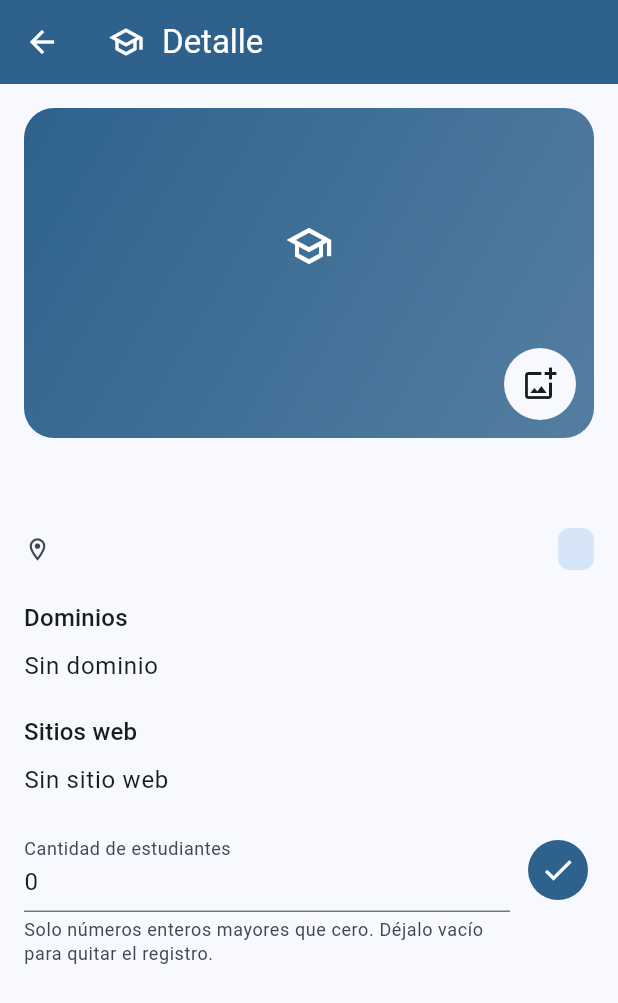
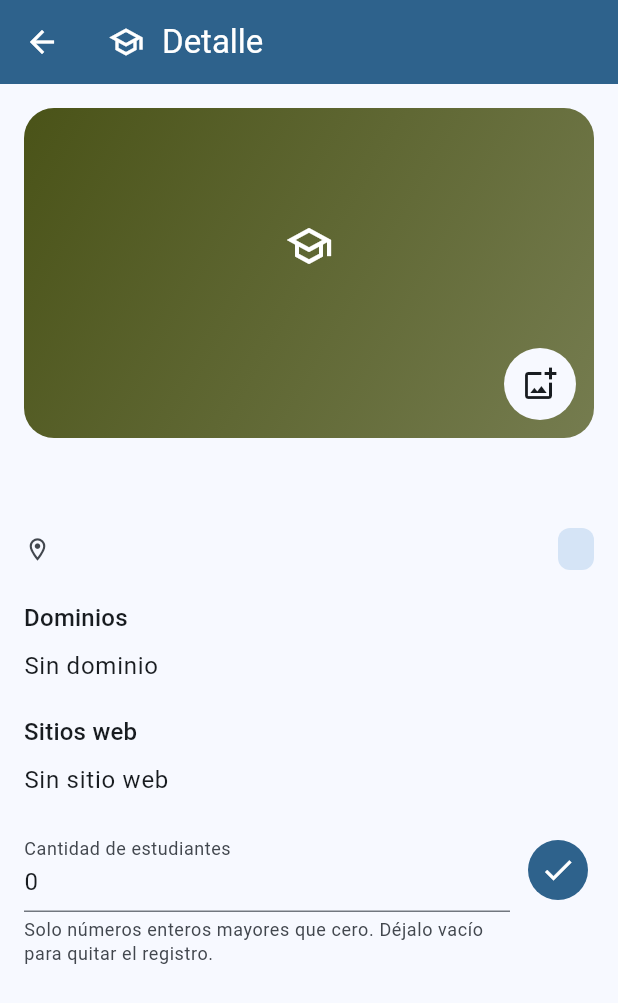
Before and after one commit to YonierVasquezMarin/universities_app, a Flutter app: the UniversityDetailPage screen opened directly with empty values, on a phone screen of 412 x 824 dp. Shown: the top 1003 px of the screen. Run offline on Flutter 3.47's test engine with Material 3 defaults, Android fonts, the phone set to English and light mode, and no system bars; our stand-ins replace image_picker; network calls fail.

Commit message:
feat(university_image_banner): mejorar el componente de banner de imagen de universidad con soporte para colores de marcador y letras acentuadas

```diff
--- a/lib/widgets/university_image_banner.dart
+++ b/lib/widgets/university_image_banner.dart
@@ -29,6 +29,54 @@ class _UniversityImageBannerState extends State<UniversityImageBanner> {
   static const double _compactIconGap = 4;
   static const double _iconSize = 32;
   static const double _iconGap = 8;
+  static const double _gradientLightenAmount = 0.24;
+  static const int _fallbackColorGroupIndex = 7;
+  static const Color _placeholderForeground = Colors.white;
+  static const List<String> _letterGroups = [
+    'ABC',
+    'DEF',
+    'GHI',
+    'JKL',
+    'MNO',
+    'PQR',
+    'STU',
+    'VWXYZ',
+  ];
+  static const List<Color> _placeholderBaseColors = [
+    Color(0xFF146C43),
+    Color(0xFF0E6A62),
+    Color(0xFF8A5A12),
+    Color(0xFF8C3E1A),
+    Color(0xFF8A2E48),
+    Color(0xFF5C3478),
+    Color(0xFF722433),
+    Color(0xFF4A5318),
+  ];
+  static const Map<String, String> _accentedLetters = {
+    'Á': 'A',
+    'À': 'A',
+    'Â': 'A',
+    'Ä': 'A',
+    'Ã': 'A',
+    'É': 'E',
+    'È': 'E',
+    'Ê': 'E',
+    'Ë': 'E',
+    'Í': 'I',
+    'Ì': 'I',
+    'Î': 'I',
+    'Ï': 'I',
+    'Ó': 'O',
+    'Ò': 'O',
+    'Ô': 'O',
+    'Ö': 'O',
+    'Õ': 'O',
+    'Ú': 'U',
+    'Ù': 'U',
+    'Û': 'U',
+    'Ü': 'U',
+    'Ñ': 'N',
+  };
 
   final UniversityImageStorageService _imageStorageService =
       UniversityImageStorageService();
@@ -199,26 +247,71 @@ class _UniversityImageBannerState extends State<UniversityImageBanner> {
   Widget _buildPlaceholder(BuildContext context) {
     return Stack(
       fit: StackFit.expand,
-      children: [_buildGradient(context), _buildIdentity(context)],
+      children: [_buildGradient(), _buildIdentity(context)],
     );
   }
 
-  Widget _buildGradient(BuildContext context) {
+  Widget _buildGradient() {
     return DecoratedBox(
       decoration: BoxDecoration(
         gradient: LinearGradient(
           begin: Alignment.topLeft,
           end: Alignment.bottomRight,
-          colors: _buildGradientColors(context),
+          colors: _buildGradientColors(),
         ),
       ),
     );
   }
 
-  List<Color> _buildGradientColors(BuildContext context) {
-    final primary = Theme.of(context).colorScheme.primary;
-    final softenedPrimary = Color.lerp(primary, Colors.white, 0.18) ?? primary;
-    return [primary, softenedPrimary];
+  List<Color> _buildGradientColors() {
+    final baseColor = _readPlaceholderBaseColor();
+    final softenedColor = _softenPlaceholderColor(baseColor);
+    return [baseColor, softenedColor];
+  }
+
+  Color _readPlaceholderBaseColor() {
+    final groupIndex = _readColorGroupIndex();
+    return _placeholderBaseColors[groupIndex];
+  }
+
+  int _readColorGroupIndex() {
+    final letter = _readNormalizedInitial();
+    for (var index = 0; index < _letterGroups.length; index++) {
+      if (_groupContainsLetter(_letterGroups[index], letter)) {
+        return index;
+      }
+    }
+    return _fallbackColorGroupIndex;
+  }
+
+  bool _groupContainsLetter(String group, String letter) {
+    if (letter.isEmpty) {
+      return false;
+    }
+    return group.contains(letter);
+  }
+
+  String _readNormalizedInitial() {
+    final words = _readNameWords();
+    if (words.isEmpty) {
+      return '';
+    }
+    final initial = _readWordInitial(words.first).toUpperCase();
+    return _normalizeLetter(initial);
+  }
+
+  String _normalizeLetter(String letter) {
+    final normalizedLetter = _accentedLetters[letter];
+    return normalizedLetter ?? letter;
+  }
+
+  Color _softenPlaceholderColor(Color baseColor) {
+    final softenedColor = Color.lerp(
+      baseColor,
+      Colors.white,
+      _gradientLightenAmount,
+    );
+    return softenedColor ?? baseColor;
   }
 
   Widget _buildIdentity(BuildContext context) {
@@ -251,11 +344,14 @@ class _UniversityImageBannerState extends State<UniversityImageBanner> {
     double iconSize = _iconSize,
     double gap = _iconGap,
   }) {
-    final foregroundColor = Theme.of(context).colorScheme.onPrimary;
     return Column(
       mainAxisSize: MainAxisSize.min,
       children: [
-        Icon(Icons.school_outlined, color: foregroundColor, size: iconSize),
+        Icon(
+          Icons.school_outlined,
+          color: _placeholderForeground,
+          size: iconSize,
+        ),
         SizedBox(height: gap),
         Text(_buildInitials(), style: _buildInitialsTextStyle(context)),
       ],
@@ -263,10 +359,9 @@ class _UniversityImageBannerState extends State<UniversityImageBanner> {
   }
 
   TextStyle _buildInitialsTextStyle(BuildContext context) {
-    final foregroundColor = Theme.of(context).colorScheme.onPrimary;
     final titleStyle = Theme.of(context).textTheme.titleLarge;
     return (titleStyle ?? const TextStyle()).copyWith(
-      color: foregroundColor,
+      color: _placeholderForeground,
       fontWeight: FontWeight.w600,
     );
   }
```
